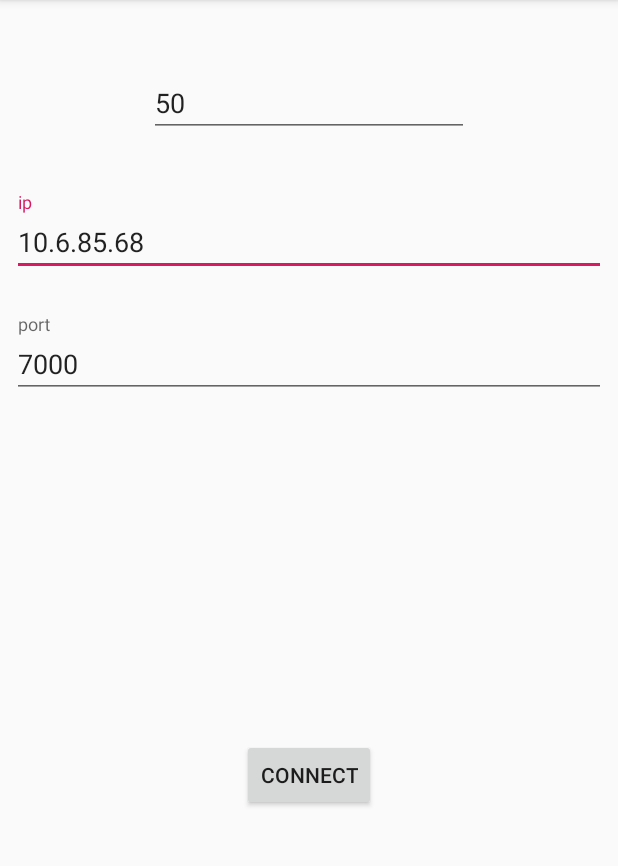
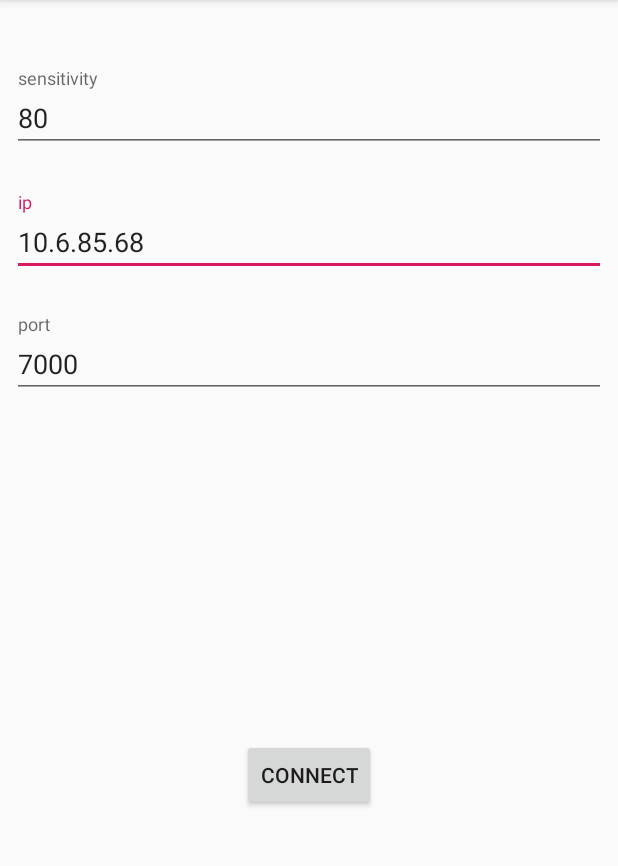
Before and after one commit to adntgv/touchpad, an Android app: the screen it shows after launch (Configure), on a phone screen of 412 x 824 dp, the part 84-950 px from its top. Run offline under Robolectric (Android 15) with nearby library versions, the light colour scheme and no system bars.

Commit message:
do not start touchpad activity if there is no server

```diff
--- a/client/android/touchpad/app/src/main/java/com/example/aidyn_torgayev/touchpad/Configure.kt
+++ b/client/android/touchpad/app/src/main/java/com/example/aidyn_torgayev/touchpad/Configure.kt
@@ -14,8 +14,7 @@ class Configure : AppCompatActivity() {
         setContentView(R.layout.activity_configure)
 
         val button = findViewById<Button>(R.id.btn_connect)
-        button.setOnClickListener(object: View.OnClickListener {
-            override fun onClick(v: View?) {
+        button.setOnClickListener {
             val bundle = Bundle()
             bundle.putInt("sensitivity", val_sensitivity.text.toString().toInt())
             bundle.putString("ip", val_ip.text.toString())
@@ -26,6 +25,5 @@ class Configure : AppCompatActivity() {
             }
             startActivity(intent)
         }
-        })
     }
 }
--- a/client/android/touchpad/app/src/main/res/layout/activity_configure.xml
+++ b/client/android/touchpad/app/src/main/res/layout/activity_configure.xml
@@ -41,12 +41,17 @@
             app:layout_constraintStart_toStartOf="parent"
             app:layout_constraintEnd_toEndOf="parent" app:layout_constraintBottom_toBottomOf="parent"
             app:layout_constraintTop_toBottomOf="@+id/textInputLayout2"/>
-    <EditText
-            android:layout_width="wrap_content"
+    <android.support.design.widget.TextInputLayout
+            android:layout_width="0dp"
             android:layout_height="wrap_content"
-            android:inputType="numberDecimal"
-            android:ems="10"
-            android:id="@+id/val_sensitivity"
-            app:layout_constraintTop_toTopOf="parent" app:layout_constraintStart_toStartOf="parent"
-            android:layout_marginTop="46dp" app:layout_constraintEnd_toEndOf="parent" android:text="50"/>
+            android:id="@+id/textInputLayout3" android:layout_marginTop="45dp"
+            app:layout_constraintEnd_toEndOf="parent" app:layout_constraintTop_toTopOf="parent"
+            app:layout_constraintStart_toStartOf="parent"
+            android:layout_marginStart="8dp" android:layout_marginEnd="8dp">
+
+        <android.support.design.widget.TextInputEditText
+                android:layout_width="match_parent"
+                android:layout_height="wrap_content"
+                android:hint="sensitivity" android:id="@+id/val_sensitivity" android:text="80"/>
+    </android.support.design.widget.TextInputLayout>
 </android.support.constraint.ConstraintLayout>
```
Also changed, not shown: client/android/touchpad/app/src/main/java/com/example/aidyn_torgayev/touchpad/Sender.kt (+50 -2 lines), client/android/touchpad/app/src/main/java/com/example/aidyn_torgayev/touchpad/Touchpad.kt (+53 -10 lines), client/android/touchpad/app/src/main/res/layout/activity_touchpad.xml (+8 -27 lines), 1 other file. Lines whose indentation alone changed are shown as unchanged.
